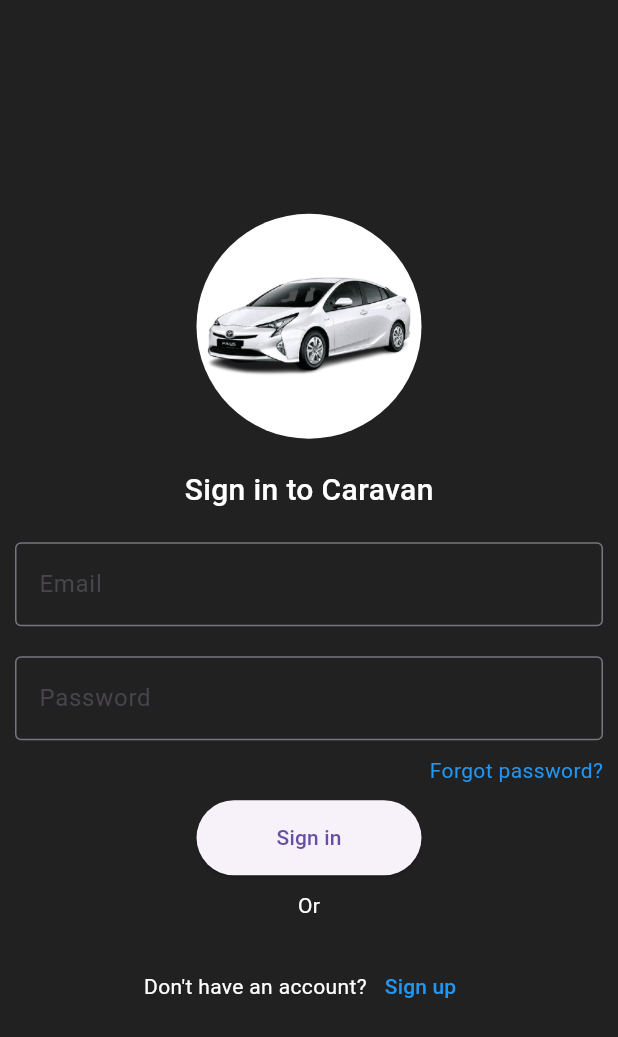
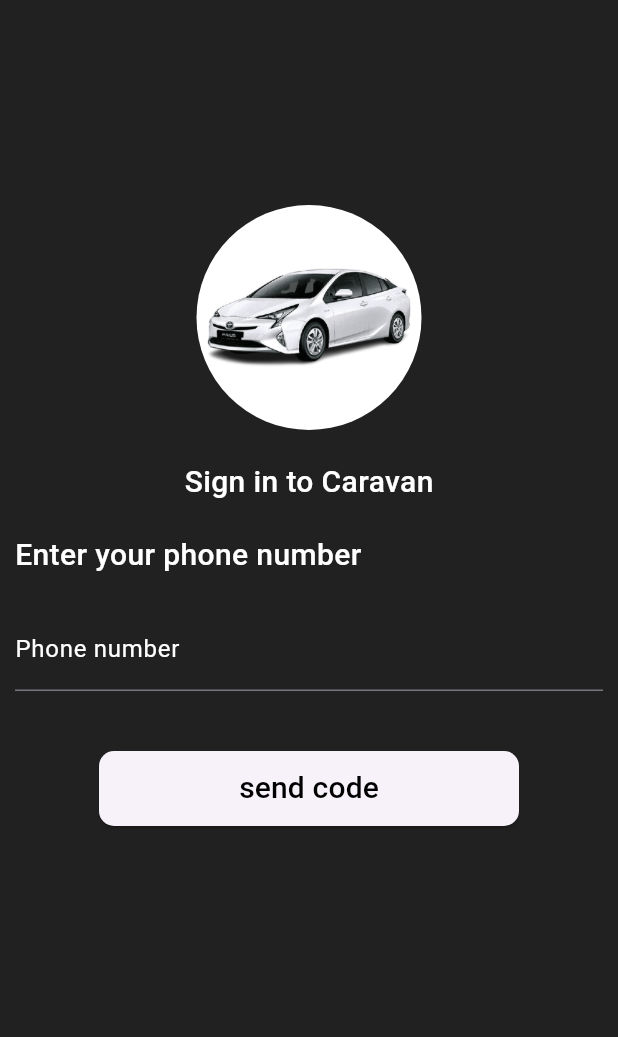
Before and after one commit to mwine-09/CARAVAN, a Flutter app: the screen it shows after launch, after a tap on "Get started", on a phone screen of 412 x 824 dp. Shown: the top 1037 px of the screen. Run offline on Flutter 3.47's test engine with Material 3 defaults, Android fonts, the light colour scheme and no system bars; our stand-ins replace firebase_auth, firebase_core; accounts and stored records are empty; network calls fail.

```diff
--- a/lib/main.dart
+++ b/lib/main.dart
@@ -7,6 +7,7 @@
 import 'package:caravan/screens/wrapper.dart';
 import 'package:flutter/material.dart';
 import 'package:firebase_core/firebase_core.dart';
+// import 'package:firebase_messaging/firebase_messaging.dart';
 // import 'package:flutterfire_cli/flutterfire_cli.dart';
 
 Future<void> main() async {
--- a/lib/screens/authenticate/sign_in.dart
+++ b/lib/screens/authenticate/sign_in.dart
@@ -1,8 +1,9 @@
 // ignore_for_file: avoid_print, use_build_context_synchronously, duplicate_ignore
 import 'package:caravan/screens/authenticate/register.dart';
-import 'package:caravan/screens/main_template.dart';
+// import 'package:caravan/screens/main_template.dart';
 import 'package:caravan/services/auth.dart';
 import 'package:flutter/material.dart';
+// import 'package:flutter/widgets.dart';
 
 class SignIn extends StatefulWidget {
   const SignIn({super.key});
@@ -13,18 +14,11 @@
 
 class _SignInState extends State<SignIn> {
   final AuthService _auth = AuthService();
+  String phoneNumber = '';
   @override
   Widget build(BuildContext context) {
     return Scaffold(
       backgroundColor: Colors.grey[900],
-      // appBar: AppBar(
-      //     backgroundColor: const Color(0xFF232323),
-      //     elevation: 0.0,
-      //     title: const Text('Sign in to Caravan',
-      //         style: TextStyle(
-      //             color: Color.fromARGB(255, 254, 254, 254),
-      //             fontSize: 16,
-      //             fontWeight: FontWeight.bold))),
       body: Padding(
         padding: const EdgeInsets.all(10),
         child: Column(
@@ -49,41 +43,48 @@
                     fontSize: 20,
                     fontWeight: FontWeight.w500)),
             const SizedBox(height: 20),
-            const TextField(
-              decoration: InputDecoration(
-                border: OutlineInputBorder(),
-                labelText: 'Email',
-              ),
+            const Align(
+              alignment: Alignment.centerLeft,
+              child: Text("Enter your phone number",
+                  style: TextStyle(
+                      color: Colors.white,
+                      fontSize: 20,
+                      fontWeight: FontWeight.w500)),
             ),
             const SizedBox(height: 20),
-            const TextField(
-              decoration: InputDecoration(
-                border: OutlineInputBorder(),
-                labelText: 'Password',
+            TextField(
+              keyboardType: TextInputType.phone,
+              onChanged: (value) {
+                setState(() {
+                  phoneNumber = value;
+                });
+              },
+              decoration: const InputDecoration(
+                focusedBorder: OutlineInputBorder(
+                  borderSide: BorderSide(color: Colors.white),
+                ),
+                labelText: 'Phone number',
+                labelStyle: TextStyle(color: Colors.white),
               ),
+              style: const TextStyle(color: Colors.white),
             ),
+            const SizedBox(height: 20),
             const SizedBox(height: 10),
-            const Align(
-              alignment: Alignment.centerRight,
-              child: Text(
-                'Forgot password?',
-                style: TextStyle(
-                  color: Colors.blue,
-                ),
-              ),
-            ),
             const SizedBox(height: 10),
             ElevatedButton(
               onPressed: () async {
                 // Respond to button press
                 dynamic result = await _auth.signInAnon();
+                // get user input and pass it to the signInWithPhoneNumber function
+                // print(phoneNumber);
+                // dynamic result = await _auth.signInWithPhoneNumber(phoneNumber);
                 if (result == null) {
                   print('error signing in');
                 } else {
                   //  navigate to the home screen
                   // ignore: use_build_context_synchronously
                   Navigator.pop(context);
-                  Navigator.pushNamed(context, '/main_template');
+                  Navigator.pushNamed(context, '/main-template');
                   // Navigator.push(
                   //   context,
                   //   MaterialPageRoute(builder: (context) => const MainTemplate()),
@@ -93,49 +94,17 @@
                 }
               },
               style: ElevatedButton.styleFrom(
-                // primary: Colors.blue,
-                // onPrimary: Colors.white,
-                minimumSize: const Size(150, 50),
+                minimumSize: const Size(280, 50),
+                // reduce rounded corners
+                shape: const RoundedRectangleBorder(
+                  borderRadius: BorderRadius.all(Radius.circular(10)),
+                ),
               ),
-              child: const Text('Sign in'),
+              child: const Text('send code',
+                  style: TextStyle(color: Colors.black, fontSize: 20)),
             ),
             const SizedBox(height: 10),
-            const Text(
-              'Or',
-              style: TextStyle(
-                color: Colors.white,
-              ),
-            ),
-            const SizedBox(height: 10),
-            const SizedBox(height: 10),
-            Row(
-              mainAxisAlignment: MainAxisAlignment.center,
-              children: [
-                const Text(
-                  "Don't have an account?",
-                  style: TextStyle(
-                    color: Colors.white,
-                  ),
-                ),
-                TextButton(
-                  onPressed: () {
-                    // Respond to button press
-                    // navigate to the register screen
-                    Navigator.push(
-                      context,
-                      MaterialPageRoute(
-                          builder: (context) => const RegisterScreen()),
-                    );
-                  },
-                  child: const Text(
-                    'Sign up',
-                    style: TextStyle(
-                      color: Colors.blue,
-                    ),
-                  ),
-                ),
-              ],
-            ),
+            const Spacer(),
             const Spacer(),
           ],
         ),
--- a/lib/screens/index.dart
+++ b/lib/screens/index.dart
@@ -44,6 +44,7 @@
               style: TextStyle(
                 color: Colors.white,
                 fontSize: 18,
+                fontFamily: 'San Francisco',
               ),
               // center the text
             ),
@@ -59,12 +60,13 @@
               },
               style: ElevatedButton.styleFrom(
                   minimumSize: const Size(400, 50),
-                  backgroundColor: Colors.grey[900],
+                  backgroundColor: const Color.fromARGB(255, 255, 255, 255),
                   shape: const BeveledRectangleBorder()),
 
               child: const Text(
                 'Get started',
-                style: TextStyle(color: Colors.white, fontSize: 18),
+                style: TextStyle(
+                    color: Color.fromARGB(255, 0, 0, 0), fontSize: 18),
               ),
               // i want a button with width that span across the whole screen
             ),
--- a/lib/screens/main_template.dart
+++ b/lib/screens/main_template.dart
@@ -36,6 +36,7 @@
         onTap: (index) {
           setState(() {
             _currentIndex = index;
+            // Navigator.pop(context);
           });
         },
         items: const [
--- a/pubspec.yaml
+++ b/pubspec.yaml
@@ -38,6 +38,7 @@
   cupertino_icons: ^1.0.2
   firebase_core: ^2.24.2
   firebase_auth: ^4.16.0
+  firebase_messaging: ^14.7.20
   # google_sign_in: ^6.2.1
 
 dev_dependencies:
```
Also changed, not shown: lib/screens/history.dart (+7 -7 lines), lib/screens/home/home.dart (+9 -0 lines), lib/screens/profile.dart (+8 -3 lines), lib/services/auth.dart (+36 -1 lines), pubspec.lock, 4 other files.
